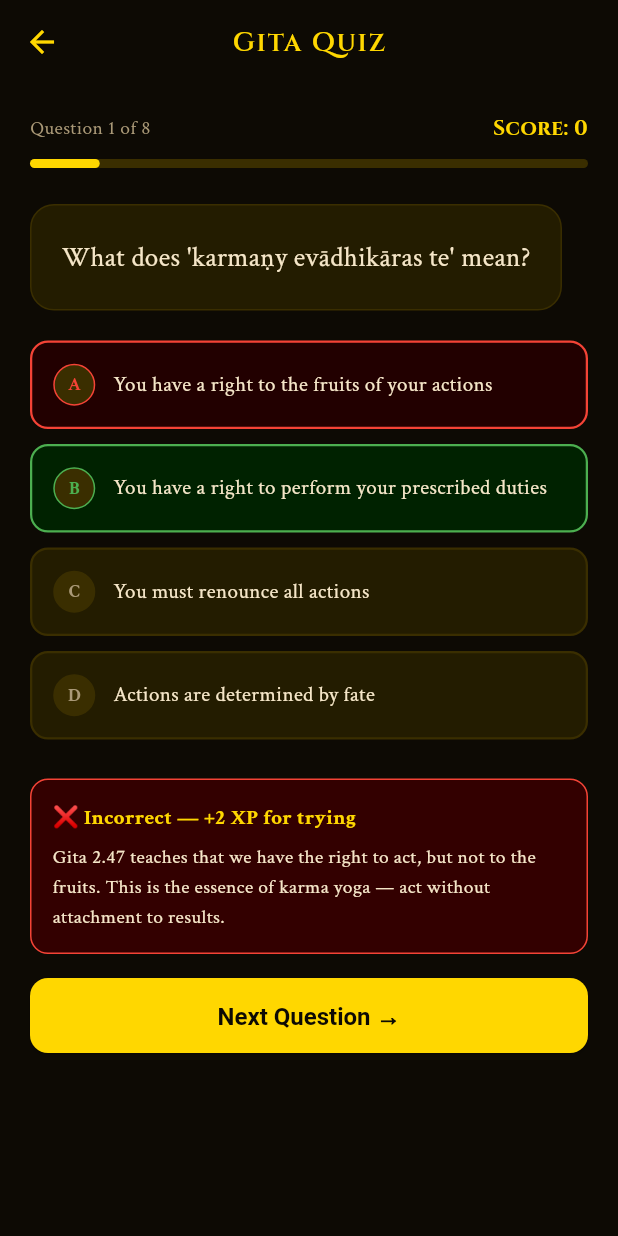
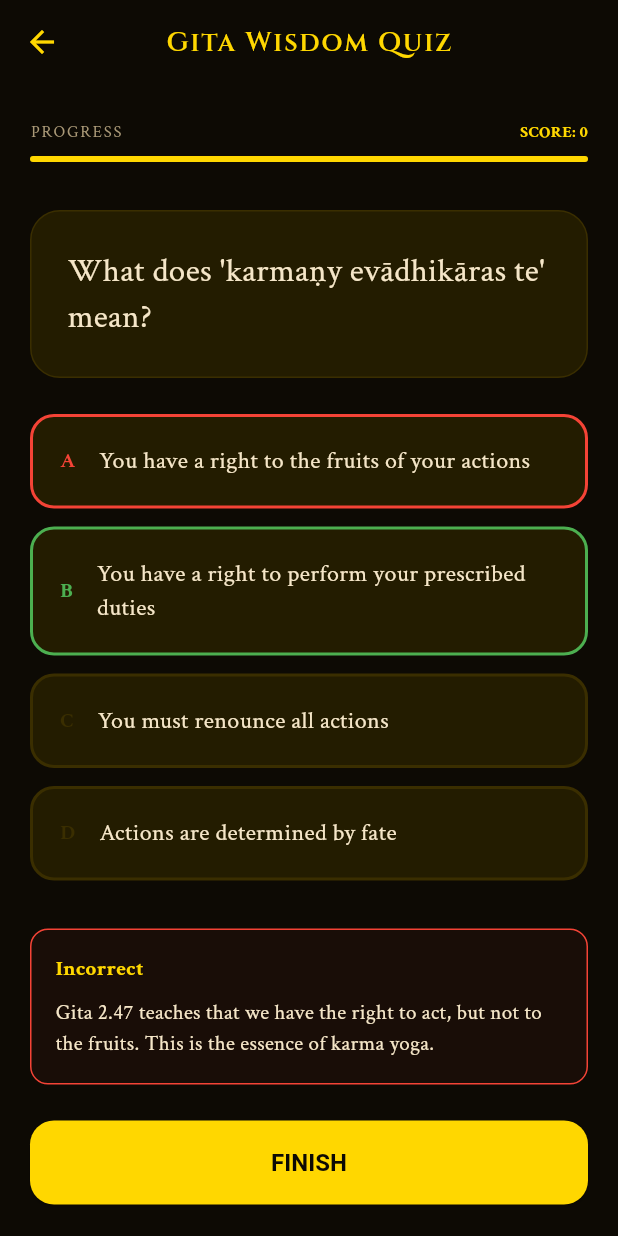
Before and after one commit to Kuldeep532/Geeta-Nexus, a Flutter app: the QuizScreen screen opened directly, after a tap on an icon or button, on a phone screen of 412 x 824 dp. Run offline on Flutter 3.47's test engine with Material 3 defaults, Android fonts, the phone set to English and light mode, and no system bars; our stand-ins replace audioplayers, google_fonts, permission_handler, shared_preferences, wakelock_plus; accounts and stored records are empty.

Commit message:
Refactor quiz questions and UI elements

```diff
--- a/lib/screens/quiz_screen.dart
+++ b/lib/screens/quiz_screen.dart
@@ -1,100 +1,10 @@
 import 'package:flutter/material.dart';
+import 'package:flutter/services.dart'; // For HapticFeedback
 import 'package:google_fonts/google_fonts.dart';
 import 'package:provider/provider.dart';
 import '../theme.dart';
 import '../state/app_state.dart';
 import '../models/models.dart';
-
-const List<QuizQuestion> _questions = [
-  QuizQuestion(
-    question: "What does 'karmaṇy evādhikāras te' mean?",
-    options: [
-      "You have a right to the fruits of your actions",
-      "You have a right to perform your prescribed duties",
-      "You must renounce all actions",
-      "Actions are determined by fate",
-    ],
-    correctIndex: 1,
-    explanation: "Gita 2.47 teaches that we have the right to act, but not to the fruits. This is the essence of karma yoga — act without attachment to results.",
-  ),
-  QuizQuestion(
-    question: "According to the Gita, what is the nature of the soul (Atman)?",
-    options: [
-      "It is born and dies with the body",
-      "It is eternal, unborn, and cannot be destroyed",
-      "It reincarnates until it reaches perfection",
-      "It merges with nature after death",
-    ],
-    correctIndex: 1,
-    explanation: "Gita 2.20 declares: 'The soul is never born nor dies at any time. It is unborn, eternal, ever-existing, and primeval.'",
-  ),
-  QuizQuestion(
-    question: "What is the main teaching of Bhakti Yoga?",
-    options: [
-      "Performing actions without results",
-      "Acquiring spiritual knowledge",
-      "Pure devotion and love for the Divine",
-      "Controlling the senses through asceticism",
-    ],
-    correctIndex: 2,
-    explanation: "Bhakti Yoga (Chapter 12) teaches that pure devotion and unconditional love for God is the highest and most accessible path to liberation.",
-  ),
-  QuizQuestion(
-    question: "In Gita 6.5, Krishna says the mind is:",
-    options: [
-      "Always your enemy",
-      "Always your friend",
-      "Both a friend and an enemy",
-      "Neither friend nor enemy",
-    ],
-    correctIndex: 2,
-    explanation: "The mind can be your greatest friend when disciplined, or your worst enemy when uncontrolled. Yoga is the art of befriending your own mind.",
-  ),
-  QuizQuestion(
-    question: "What does Krishna promise in Gita 18.66?",
-    options: [
-      "Victory in battle to the righteous",
-      "Material prosperity to devotees",
-      "Complete liberation to those who surrender",
-      "Reincarnation in a higher body",
-    ],
-    correctIndex: 2,
-    explanation: "In the climax of the Gita, Krishna promises: 'Surrender unto Me alone; I shall deliver you from all sinful reactions. Do not fear.'",
-  ),
-  QuizQuestion(
-    question: "The three Gunas (modes of nature) are:",
-    options: [
-      "Brahma, Vishnu, Shiva",
-      "Sattva, Rajas, Tamas",
-      "Karma, Dharma, Moksha",
-      "Body, Mind, Soul",
-    ],
-    correctIndex: 1,
-    explanation: "Chapter 14 explains the three gunas: Sattva (goodness/clarity), Rajas (passion/activity), and Tamas (ignorance/inertia). All of nature operates through these three modes.",
-  ),
-  QuizQuestion(
-    question: "When does Krishna say he descends to Earth? (Gita 4.7-8)",
-    options: [
-      "Every thousand years regardless of conditions",
-      "Only when devotees pray for help",
-      "Whenever dharma declines and adharma rises",
-      "At the end of each cosmic cycle",
-    ],
-    correctIndex: 2,
-    explanation: "Krishna declares: 'Whenever there is a decline in dharma and a rise of adharma, I manifest Myself.' This is the principle of divine incarnation (Avatar).",
-  ),
-  QuizQuestion(
-    question: "What does 'yoga' literally mean in the Gita?",
-    options: [
-      "Physical exercise and postures",
-      "Union, discipline, and equanimity",
-      "Renunciation of worldly life",
-      "Devotional worship and prayer",
-    ],
-    correctIndex: 1,
-    explanation: "Yoga means union with the Divine, and also refers to any disciplined path to liberation. Gita 2.48 defines it as: 'Perform your duty equipoised — such equanimity is called yoga.'",
-  ),
-];
 
 class QuizScreen extends StatefulWidget {
   const QuizScreen({super.key});
@@ -110,17 +20,44 @@ class _QuizScreenState extends State<QuizScreen> {
   int _score = 0;
   bool _finished = false;
 
+  // The local data source - Update your questions here
+  final List<QuizQuestion> _questions = [
+    const QuizQuestion(
+      question: "What does 'karmaṇy evādhikāras te' mean?",
+      options: [
+        "You have a right to the fruits of your actions",
+        "You have a right to perform your prescribed duties",
+        "You must renounce all actions",
+        "Actions are determined by fate",
+      ],
+      correctIndex: 1,
+      explanation: "Gita 2.47 teaches that we have the right to act, but not to the fruits. This is the essence of karma yoga.",
+    ),
+    // Add more questions following this structure
+  ];
+
   QuizQuestion get current => _questions[_currentIndex];
 
   void _select(int index) {
     if (_answered) return;
+
+    final isCorrect = index == current.correctIndex;
+
     setState(() {
       _selectedAnswer = index;
       _answered = true;
+      if (isCorrect) _score++;
     });
-    final correct = index == current.correctIndex;
-    context.read<AppState>().recordQuizAnswer(correct);
-    if (correct) _score++;
+
+    // Tactile feedback for accessibility
+    if (isCorrect) {
+      HapticFeedback.lightImpact();
+    } else {
+      HapticFeedback.vibrate();
+    }
+
+    // Sync with Global State
+    Provider.of<AppState>(context, listen: false).recordQuizAnswer(isCorrect);
   }
 
   void _next() {
@@ -150,8 +87,8 @@ class _QuizScreenState extends State<QuizScreen> {
     return Scaffold(
       backgroundColor: kBg,
       appBar: AppBar(
-        title: const Text('Gita Quiz'),
-        leading: const BackButton(),
+        title: Text('Gita Wisdom Quiz', style: GoogleFonts.cinzel()),
+        elevation: 0,
       ),
       body: _finished ? _buildResults() : _buildQuestion(),
     );
@@ -159,187 +96,166 @@ class _QuizScreenState extends State<QuizScreen> {
 
   Widget _buildQuestion() {
     final progress = (_currentIndex + 1) / _questions.length;
-    return Padding(
-      padding: const EdgeInsets.all(20),
+
+    return SingleChildScrollView(
+      physics: const BouncingScrollPhysics(),
+      padding: const EdgeInsets.symmetric(horizontal: 20, vertical: 24),
       child: Column(
         crossAxisAlignment: CrossAxisAlignment.start,
         children: [
-          Row(
-            children: [
-              Text(
-                'Question ${_currentIndex + 1} of ${_questions.length}',
-                style: const TextStyle(color: kTextDim, fontSize: 13),
-              ),
-              const Spacer(),
-              Text('Score: $_score',
-                  style: GoogleFonts.cinzel(
-                      color: kGold, fontWeight: FontWeight.bold)),
-            ],
-          ),
-          const SizedBox(height: 10),
-          LinearProgressIndicator(
-            value: progress,
-            backgroundColor: kDivider,
-            color: kGold,
-            minHeight: 6,
-            borderRadius: BorderRadius.circular(3),
-          ),
+          _buildProgressBar(progress),
+          const SizedBox(height: 32),
+          _buildQuestionCard(),
           const SizedBox(height: 24),
-          Container(
-            padding: const EdgeInsets.all(20),
-            decoration: BoxDecoration(
-              color: kCard,
-              borderRadius: BorderRadius.circular(16),
-              border: Border.all(color: kDivider),
-            ),
-            child: Text(
-              current.question,
-              style: GoogleFonts.crimsonText(
-                  color: kText, fontSize: 18, height: 1.6),
-            ),
-          ),
-          const SizedBox(height: 20),
           ...List.generate(current.options.length, (i) => _buildOption(i)),
-          if (_answered) ...[
-            const SizedBox(height: 16),
-            Container(
-              padding: const EdgeInsets.all(14),
-              decoration: BoxDecoration(
-                color: _selectedAnswer == current.correctIndex
-                    ? const Color(0xFF003300)
-                    : const Color(0xFF330000),
-                borderRadius: BorderRadius.circular(12),
-                border: Border.all(
-                  color: _selectedAnswer == current.correctIndex
-                      ? Colors.green
-                      : Colors.red,
-                ),
-              ),
-              child: Column(
-                crossAxisAlignment: CrossAxisAlignment.start,
-                children: [
-                  Text(
-                    _selectedAnswer == current.correctIndex
-                        ? '✅ Correct! +20 XP'
-                        : '❌ Incorrect — +2 XP for trying',
-                    style: const TextStyle(
-                        color: kGold, fontWeight: FontWeight.bold),
-                  ),
-                  const SizedBox(height: 6),
-                  Text(current.explanation,
-                      style: const TextStyle(color: kText, fontSize: 13, height: 1.5)),
-                ],
-              ),
-            ),
-            const SizedBox(height: 16),
-            SizedBox(
-              width: double.infinity,
-              child: ElevatedButton(
-                onPressed: _next,
-                child: Text(_currentIndex + 1 >= _questions.length
-                    ? 'See Results'
-                    : 'Next Question →'),
-              ),
-            ),
-          ],
+          if (_answered) _buildFeedbackArea(),
         ],
       ),
     );
   }
 
-  Widget _buildOption(int index) {
-    Color borderColor = kDivider;
-    Color bgColor = kCard;
-    if (_answered) {
-      if (index == current.correctIndex) {
-        borderColor = Colors.green;
-        bgColor = const Color(0xFF002200);
-      } else if (index == _selectedAnswer) {
-        borderColor = Colors.red;
-        bgColor = const Color(0xFF220000);
-      }
-    } else if (_selectedAnswer == index) {
-      borderColor = kGold;
-    }
+  Widget _buildProgressBar(double progress) {
+    return Semantics(
+      label: "Progress indicator. Question ${_currentIndex + 1} of ${_questions.length}",
+      child: Column(
+        children: [
+          Row(
+            mainAxisAlignment: MainAxisAlignment.spaceBetween,
+            children: [
+              Text('PROGRESS', style: TextStyle(color: kTextDim, fontSize: 11, letterSpacing: 1.2)),
+              Text('SCORE: $_score', style: TextStyle(color: kGold, fontWeight: FontWeight.bold, fontSize: 11)),
+            ],
+          ),
+          const SizedBox(height: 8),
+          LinearProgressIndicator(
+            value: progress,
+            backgroundColor: kDivider,
+            color: kGold,
+            minHeight: 4,
+            borderRadius: BorderRadius.circular(2),
+          ),
+        ],
+      ),
+    );
+  }
 
-    return GestureDetector(
-      onTap: () => _select(index),
+  Widget _buildQuestionCard() {
+    return Semantics(
+      header: true,
       child: Container(
-        margin: const EdgeInsets.only(bottom: 10),
-        padding: const EdgeInsets.all(14),
+        width: double.infinity,
+        padding: const EdgeInsets.all(24),
         decoration: BoxDecoration(
-          color: bgColor,
-          borderRadius: BorderRadius.circular(12),
-          border: Border.all(color: borderColor, width: 1.5),
+          color: kCard,
+          borderRadius: BorderRadius.circular(20),
+          border: Border.all(color: kDivider),
         ),
-        child: Row(
-          children: [
-            Container(
-              width: 28,
-              height: 28,
-              decoration: BoxDecoration(
-                shape: BoxShape.circle,
-                color: kDivider,
-                border: Border.all(color: borderColor),
-              ),
-              child: Center(
-                child: Text(
-                  ['A', 'B', 'C', 'D'][index],
-                  style: TextStyle(
-                      color: borderColor == kDivider ? kTextDim : borderColor,
-                      fontWeight: FontWeight.bold,
-                      fontSize: 12),
-                ),
-              ),
-            ),
-            const SizedBox(width: 12),
-            Expanded(
-              child: Text(current.options[index],
-                  style: const TextStyle(color: kText, fontSize: 14, height: 1.4)),
-            ),
-          ],
+        child: Text(
+          current.question,
+          style: GoogleFonts.crimsonText(color: kText, fontSize: 22, height: 1.4),
         ),
       ),
     );
   }
 
-  Widget _buildResults() {
-    final pct = (_score / _questions.length * 100).round();
-    String emoji = pct >= 80 ? '🏆' : pct >= 60 ? '⭐' : '🌱';
-    String msg = pct >= 80
-        ? 'Excellent! You know the Gita well!'
-        : pct >= 60
-            ? 'Good effort! Keep studying the teachings.'
-            : 'Keep learning — each question plants a seed!';
+  Widget _buildOption(int index) {
+    final bool isCorrect = index == current.correctIndex;
+    final bool isSelected = _selectedAnswer == index;
 
-    return Center(
-      child: Padding(
-        padding: const EdgeInsets.all(24),
-        child: Column(
-          mainAxisAlignment: MainAxisAlignment.center,
-          children: [
-            Text(emoji, style: const TextStyle(fontSize: 60)),
-            const SizedBox(height: 16),
-            Text('Quiz Complete!',
-                style: GoogleFonts.cinzel(
-                    color: kGold, fontSize: 24, fontWeight: FontWeight.bold)),
-            const SizedBox(height: 12),
-            Text('$_score / ${_questions.length} correct ($pct%)',
-                style: GoogleFonts.cinzel(color: kText, fontSize: 18)),
-            const SizedBox(height: 12),
-            Text(msg,
-                style:
-                    const TextStyle(color: kTextDim, fontSize: 15, height: 1.5),
-                textAlign: TextAlign.center),
-            const SizedBox(height: 32),
-            ElevatedButton.icon(
-              onPressed: _restart,
-              icon: const Icon(Icons.refresh),
-              label: const Text('Try Again'),
+    Color borderColor = kDivider;
+    if (_answered) {
+      borderColor = isCorrect ? Colors.green : (isSelected ? Colors.red : kDivider);
+    } else if (isSelected) {
+      borderColor = kGold;
+    }
+
+    return Padding(
+      padding: const EdgeInsets.only(bottom: 12),
+      child: Semantics(
+        button: true,
+        enabled: !_answered,
+        label: "Option ${['A', 'B', 'C', 'D'][index]}: ${current.options[index]}",
+        child: InkWell(
+          onTap: () => _select(index),
+          borderRadius: BorderRadius.circular(16),
+          child: Container(
+            padding: const EdgeInsets.all(18),
+            decoration: BoxDecoration(
+              color: kCard,
+              borderRadius: BorderRadius.circular(16),
+              border: Border.all(color: borderColor, width: 2),
             ),
-          ],
+            child: Row(
+              children: [
+                Text(['A', 'B', 'C', 'D'][index],
+                  style: TextStyle(color: borderColor, fontWeight: FontWeight.bold)),
+                const SizedBox(width: 16),
+                Expanded(
+                  child: Text(current.options[index],
+                    style: const TextStyle(color: kText, fontSize: 16)),
+                ),
+              ],
+            ),
+          ),
         ),
       ),
     );
   }
+
+  Widget _buildFeedbackArea() {
+    final bool correct = _selectedAnswer == current.correctIndex;
+    return Semantics(
+      liveRegion: true,
+      child: Column(
+        children: [
+          const SizedBox(height: 20),
+          Container(
+            padding: const EdgeInsets.all(16),
+            decoration: BoxDecoration(
+              color: correct ? Colors.green.withOpacity(0.05) : Colors.red.withOpacity(0.05),
+              borderRadius: BorderRadius.circular(12),
+              border: Border.all(color: correct ? Colors.green : Colors.red),
+            ),
+            child: Column(
+              crossAxisAlignment: CrossAxisAlignment.start,
+              children: [
+                Text(correct ? "Correct" : "Incorrect",
+                    style: const TextStyle(color: kGold, fontWeight: FontWeight.bold)),
+                const SizedBox(height: 8),
+                Text(current.explanation, style: const TextStyle(color: kText, height: 1.5)),
+              ],
+            ),
+          ),
+          const SizedBox(height: 24),
+          SizedBox(
+            width: double.infinity,
+            height: 56,
+            child: ElevatedButton(
+              onPressed: _next,
+              style: ElevatedButton.styleFrom(
+                backgroundColor: kGold,
+                shape: RoundedRectangleBorder(borderRadius: BorderRadius.circular(16))
+              ),
+              child: Text(_currentIndex + 1 >= _questions.length ? 'FINISH' : 'NEXT QUESTION'),
+            ),
+          ),
+        ],
+      ),
+    );
+  }
+
+  Widget _buildResults() {
+    return Center(
+      child: Column(
+        mainAxisAlignment: MainAxisAlignment.center,
+        children: [
+          Text('Quiz Complete', style: GoogleFonts.cinzel(fontSize: 28, color: kGold)),
+          const SizedBox(height: 8),
+          Text('Score: $_score / ${_questions.length}', style: const TextStyle(color: kText, fontSize: 18)),
+          const SizedBox(height: 40),
+          TextButton(onPressed: _restart, child: const Text('RESTART QUIZ', style: TextStyle(color: kGold))),
+        ],
+      ),
+    );
+  }
 }
```
